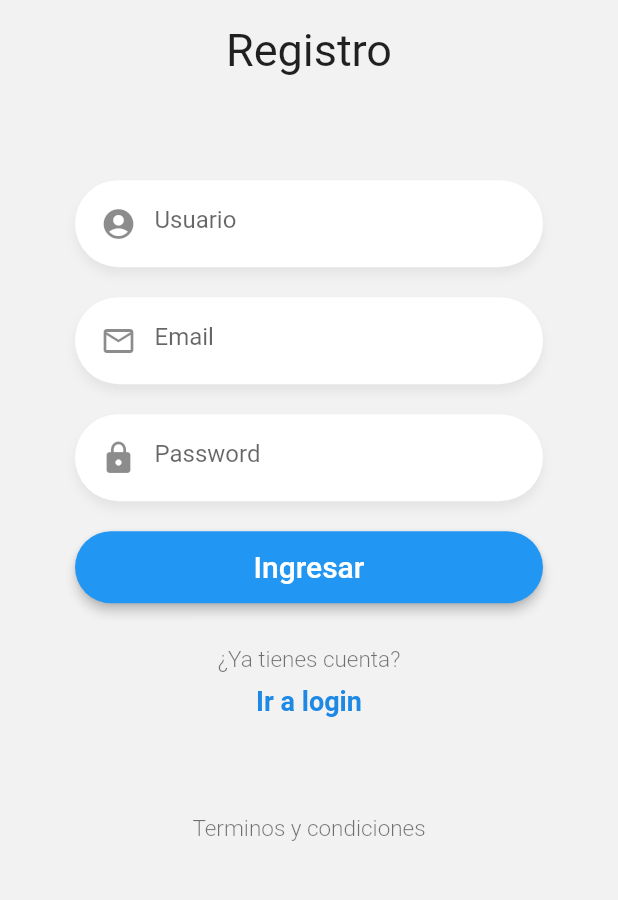
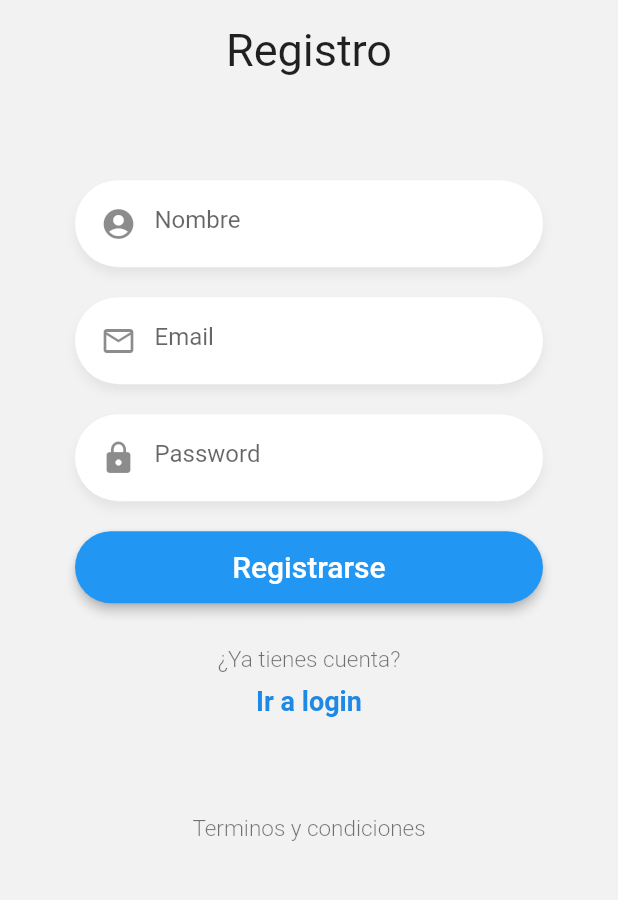
Before and after one commit to AlanCasasArevalo/Flutter_Chat_app, a Flutter app: the RegisterPage screen opened by its route, after a tap on "Ir a login", after a tap on "Crea una ahora!!", on a phone screen of 412 x 824 dp, the part 270-1170 px from its top. Run offline on Flutter 3.47's test engine with Material 2 defaults, Android fonts, the phone set to English and light mode, and no system bars; our stand-ins replace flutter_secure_storage, pull_to_refresh; accounts and stored records are empty.

```diff
--- /dev/null
+++ b/lib/common/constants.dart
@@ -0,0 +1,18 @@
+
+class Constants {
+  static String registerErrorTitle = 'Registro erroneo';
+  static String loginErrorTitle = 'Login erroneo';
+  static String registerErrorBody = 'Revise los campos';
+  static String loginErrorBody = 'Revise los campos';
+  static String registerButtonTitle = 'Registrarse';
+  static String loginButtonTitle = 'Ingresar';
+  static String passwordPlaceholder = 'Password';
+  static String emailPlaceholder = 'Email';
+  static String userPlaceholder = 'Nombre';
+  static String registerPageTitle = 'Registro';
+  static String loginPageTitle = 'Login';
+  static String registerPagePlaceholder = '¿Ya tienes cuenta?';
+  static String loginPagePlaceholder = '¿No tienes cuenta?';
+  static String registerPageNavigationRoute = 'Ir a login';
+  static String loginPageNavigationRoute = 'Crea una ahora!!';
+}
--- a/lib/pages/login_page.dart
+++ b/lib/pages/login_page.dart
@@ -1,4 +1,5 @@
 import 'package:flutter/material.dart';
+import 'package:flutter_chat/common/constants.dart';
 import 'package:flutter_chat/common/show_alert.dart';
 import 'package:flutter_chat/pages/register_page.dart';
 import 'package:flutter_chat/pages/users_page.dart';
@@ -26,13 +27,13 @@ class LoginPage extends StatelessWidget {
               mainAxisAlignment: MainAxisAlignment.spaceBetween,
               children: [
                 CustomLogo(
-                  title: 'Login',
+                  title: Constants.loginPageTitle,
                 ),
                 _LoginCustomFormState(),
                 LoginRegisterFeedback(
-                  placeholder: '¿No tienes cuenta?',
+                  placeholder: Constants.loginPagePlaceholder,
                   routeToNavigate: RegisterPage.routeName,
-                  titleNavigationRoute: 'Crea una ahora!!',
+                  titleNavigationRoute: Constants.loginPageNavigationRoute,
                 ),
                 SizedBox(
                   height: 8,
@@ -70,19 +71,19 @@ class _FormStateState extends State<_LoginCustomFormState> {
           CustomTextField(
             icon: Icons.mail_outline,
             isPassword: false,
-            placeholder: 'Email',
+            placeholder: Constants.emailPlaceholder,
             textInputType: TextInputType.emailAddress,
             textEditingController: _emailTextEditingController,
           ),
           CustomTextField(
             icon: Icons.lock,
             isPassword: true,
-            placeholder: 'Password',
+            placeholder: Constants.passwordPlaceholder,
             textInputType: TextInputType.text,
             textEditingController: _passwordTextEditingController,
           ),
           CustomRaisedButton(
-            placeholder: 'Ingresar',
+            placeholder: Constants.loginButtonTitle,
             onPressed: _authProvider.authenticating
                 ? null
                 : () async {
@@ -94,9 +95,7 @@ class _FormStateState extends State<_LoginCustomFormState> {
                       // TODO: Conectar a nuestro socket server
                       Navigator.pushReplacementNamed(context, UsersPage.routeName);
                     } else {
-                      // ERROR
-                      // TODO: Alerta de error
-                      showAlert(context, 'Login erroneo', 'Revise los campos');
+                      showAlert(context, Constants.loginErrorTitle, Constants.loginErrorBody);
                     }
                   },
           )
--- a/lib/pages/register_page.dart
+++ b/lib/pages/register_page.dart
@@ -1,10 +1,15 @@
 import 'package:flutter/material.dart';
+import 'package:flutter_chat/common/constants.dart';
+import 'package:flutter_chat/common/show_alert.dart';
 import 'package:flutter_chat/pages/login_page.dart';
+import 'package:flutter_chat/pages/users_page.dart';
+import 'package:flutter_chat/providers/authentication_provider.dart';
 import 'package:flutter_chat/widgets/custom_logo.dart';
 import 'package:flutter_chat/widgets/custom_raised_button.dart';
 import 'package:flutter_chat/widgets/custom_text_field.dart';
 import 'package:flutter_chat/widgets/login_register_feedback.dart';
 import 'package:flutter_chat/widgets/terms_and_conditions.dart';
+import 'package:provider/provider.dart';
 
 class RegisterPage extends StatelessWidget {
   static String routeName = 'register_page';
@@ -21,12 +26,12 @@ class RegisterPage extends StatelessWidget {
             child: Column(
               mainAxisAlignment: MainAxisAlignment.spaceBetween,
               children: [
-                CustomLogo(title: 'Registro',),
+                CustomLogo(title: Constants.registerPageTitle,),
                 _RegisterCustomFormState(),
                 LoginRegisterFeedback(
-                  placeholder: '¿Ya tienes cuenta?',
+                  placeholder: Constants.registerPagePlaceholder,
                   routeToNavigate: LoginPage.routeName,
-                  titleNavigationRoute: 'Ir a login',
+                  titleNavigationRoute: Constants.registerPageNavigationRoute,
                 ),
                 SizedBox(height: 8,),
                 TermsAndConditions()
@@ -51,6 +56,8 @@ class _FormStateState extends State<_RegisterCustomFormState> {
 
   @override
   Widget build(BuildContext context) {
+    final _authProvider = Provider.of<AuthenticationProvider>(context);
+
     return Container(
       margin: EdgeInsets.only(top: 40),
       padding: EdgeInsets.symmetric(horizontal: 50),
@@ -59,28 +66,42 @@ class _FormStateState extends State<_RegisterCustomFormState> {
           CustomTextField(
             icon: Icons.account_circle,
             isPassword: false,
-            placeholder: 'Usuario',
+            placeholder: Constants.userPlaceholder,
             textInputType: TextInputType.text,
             textEditingController: _userTextEditingController,
           ),
           CustomTextField(
             icon: Icons.mail_outline,
             isPassword: false,
-            placeholder: 'Email',
+            placeholder: Constants.emailPlaceholder,
             textInputType: TextInputType.emailAddress,
             textEditingController: _emailTextEditingController,
           ),
           CustomTextField(
             icon: Icons.lock,
             isPassword: true,
-            placeholder: 'Password',
+            placeholder: Constants.passwordPlaceholder,
             textInputType: TextInputType.text,
             textEditingController: _passwordTextEditingController,
           ),
           CustomRaisedButton(
-            placeholder: 'Ingresar',
-            onPressed: () {
-              print('');
+            placeholder: Constants.registerButtonTitle,
+            onPressed: _authProvider.authenticating
+                ? null
+                : () async {
+              FocusScope.of(context).unfocus();
+              final successRegister = await _authProvider.register(
+                  _userTextEditingController.text.trim(),
+                  _emailTextEditingController.text.trim(),
+                  _passwordTextEditingController.text.trim()
+              );
+
+              if (successRegister == true) {
+                // TODO: Conectar a nuestro socket server
+                Navigator.pushReplacementNamed(context, UsersPage.routeName);
+              } else {
+                showAlert(context, Constants.registerErrorTitle, successRegister);
+              }
             },
           )
         ],
--- a/lib/routes/routes.dart
+++ b/lib/routes/routes.dart
@@ -22,5 +22,5 @@ MaterialPageRoute<dynamic> Function(RouteSettings) getDefaultRouteApplications()
 }
 
 final defaultRoute = (RouteSettings settings) =>
-    MaterialPageRoute(builder: (BuildContext context) => LoginPage()
+    MaterialPageRoute(builder: (BuildContext context) => RegisterPage()
 );
```
Also changed, not shown: lib/providers/authentication_provider.dart (+27 -4 lines).
